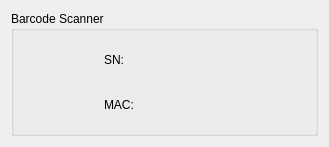
Old version of the form Robot_v1/ccd.ui in the repository wayneliu0512/Robot_v1.
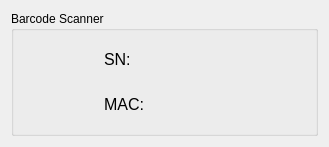
New version of the form. Icons and pictures are not drawn. Custom widgets are drawn as their Qt base class.

```diff
--- a/Robot_v1/ccd.ui
+++ b/Robot_v1/ccd.ui
@@ -38,6 +38,17 @@
          <layout class="QHBoxLayout" name="horizontalLayout_2">
           <item>
            <widget class="QLabel" name="label_1">
+            <property name="maximumSize">
+             <size>
+              <width>50</width>
+              <height>16777215</height>
+             </size>
+            </property>
+            <property name="font">
+             <font>
+              <pointsize>12</pointsize>
+             </font>
+            </property>
             <property name="text">
              <string>SN:</string>
             </property>
@@ -62,6 +73,17 @@
          <layout class="QHBoxLayout" name="horizontalLayout">
           <item>
            <widget class="QLabel" name="label_2">
+            <property name="maximumSize">
+             <size>
+              <width>50</width>
+              <height>16777215</height>
+             </size>
+            </property>
+            <property name="font">
+             <font>
+              <pointsize>12</pointsize>
+             </font>
+            </property>
             <property name="text">
              <string>MAC:</string>
             </property>
```
Left out of the diff: 10 changed lines with no effect on the pictures.
